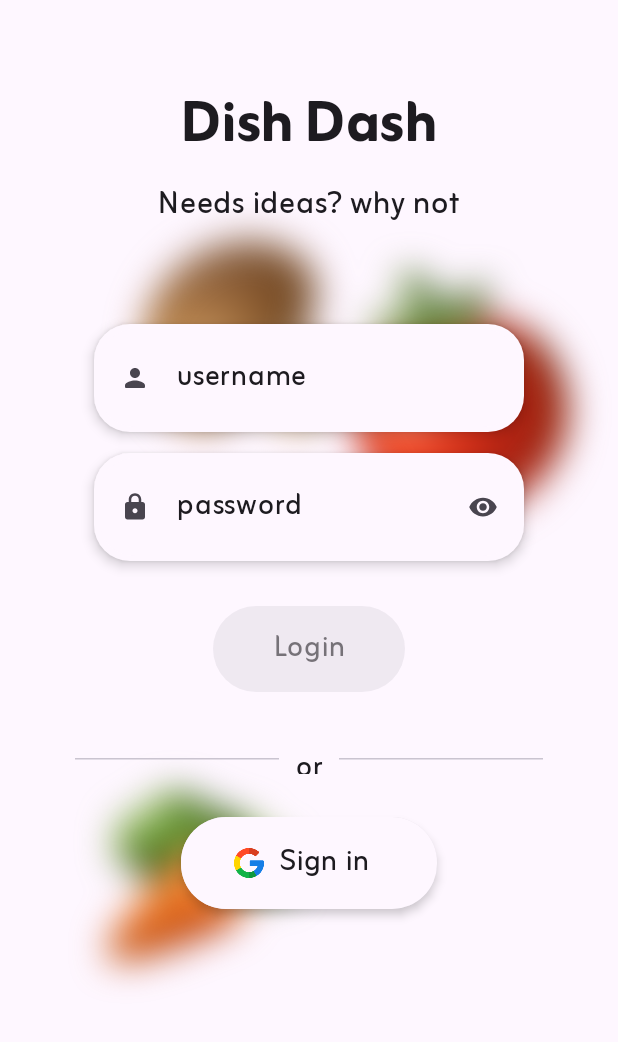
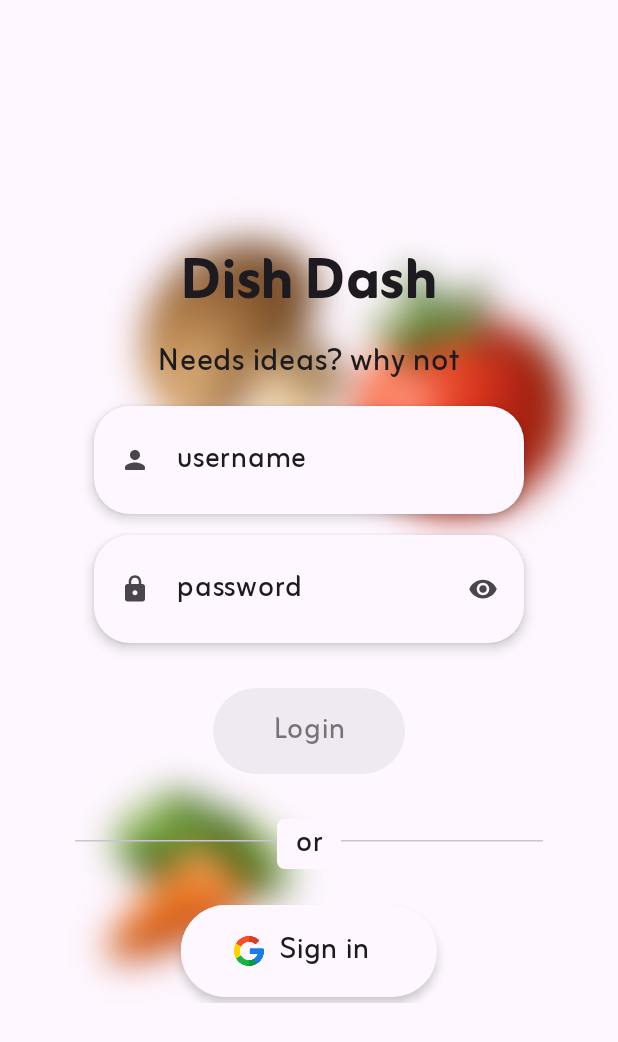
Before and after one commit to DanieleCarrozzino/DishDash, an Android app built with Jetpack Compose: the LoginScreen screen opened through its navigation route, after a tap on "Sign in", on a phone screen of 412 x 824 dp. Shown: the top 1042 px of the screen. Run offline under Robolectric (Android 15) with nearby library versions, the phone set to English and light mode, and no system bars; our stand-ins replace Dagger/Hilt's generated code, Firebase (no records; nobody signed in at launch, a user with empty details on screens opened directly); pictures from the network do not load; 7 statements that could not run were skipped.

Commit message:
Feature: - Incremented version code - some changes inside the login screen

```diff
--- a/app/build.gradle.kts
+++ b/app/build.gradle.kts
@@ -30,7 +30,7 @@ android {
         applicationId = "com.carrozzino.dishdash"
         minSdk = 26
         targetSdk = 36
-        versionCode = 3
+        versionCode = 4
         versionName = "1.0.1 Trofie"
 
         testInstrumentationRunner = "androidx.test.runner.AndroidJUnitRunner"
--- a/app/src/main/java/com/carrozzino/dishdash/MainActivity.kt
+++ b/app/src/main/java/com/carrozzino/dishdash/MainActivity.kt
@@ -81,7 +81,6 @@ class MainActivity : ComponentActivity() {
     }
 
     private suspend fun login(firebaseAuth : FirebaseAuthenticationInterface, callback : (Int) -> Unit = {}) {
-        println("$TAG::login")
         firebaseAuth.signInWithGoogle(this, callback)
     }
 
--- a/app/src/main/java/com/carrozzino/dishdash/ui/screen/LoginScreen.kt
+++ b/app/src/main/java/com/carrozzino/dishdash/ui/screen/LoginScreen.kt
@@ -10,8 +10,10 @@ import androidx.compose.foundation.layout.fillMaxSize
 import androidx.compose.foundation.layout.fillMaxWidth
 import androidx.compose.foundation.layout.padding
 import androidx.compose.foundation.layout.size
+import androidx.compose.foundation.rememberScrollState
 import androidx.compose.foundation.shape.RoundedCornerShape
 import androidx.compose.foundation.text.KeyboardOptions
+import androidx.compose.foundation.verticalScroll
 import androidx.compose.material.icons.Icons
 import androidx.compose.material.icons.rounded.Lock
 import androidx.compose.material.icons.rounded.Person
@@ -35,6 +37,7 @@ import androidx.compose.ui.Alignment
 import androidx.compose.ui.Modifier
 import androidx.compose.ui.draw.alpha
 import androidx.compose.ui.draw.blur
+import androidx.compose.ui.draw.clip
 import androidx.compose.ui.graphics.Color
 import androidx.compose.ui.res.painterResource
 import androidx.compose.ui.text.font.FontWeight
@@ -96,11 +99,11 @@ private fun LoginCore(
 
         LoadingVegetables(modifier = Modifier.blur(20.dp))
 
-        Column(modifier = modifier.align(Alignment.Center)) {
+        Column(modifier = modifier
+            .verticalScroll(rememberScrollState())
+            .align(Alignment.Center)
+            .fillMaxWidth()) {
 
-            Box(modifier = Modifier.weight(1f).fillMaxSize()) {
-
-                Column(modifier = Modifier.align(Alignment.Center)) {
             Text(
                 modifier = Modifier
                     .align(Alignment.CenterHorizontally),
@@ -116,15 +119,9 @@ private fun LoginCore(
                 fontSize = 26.sp,
                 lineHeight = 16.sp
             )
-                }
-            }
-
-
 
             Credentials(
-                modifier = Modifier
-                    .align(Alignment.CenterHorizontally)
-                    .weight(2f),
+                modifier = Modifier.align(Alignment.CenterHorizontally),
                 username = loginState.username,
                 password = loginState.password,
                 error = loginState.error
@@ -288,8 +285,9 @@ fun Credentials(
                 textAlign = TextAlign.Center,
                 modifier = Modifier
                     .align(Alignment.Center)
-                    .size(40.dp, 20.dp)
-                    .background(MaterialTheme.colorScheme.background))
+                    .clip(RoundedCornerShape(5.dp))
+                    .background(MaterialTheme.colorScheme.background)
+                    .padding(horizontal = 12.dp))
         }
 
 
```
Lines whose indentation alone changed are shown as unchanged.
